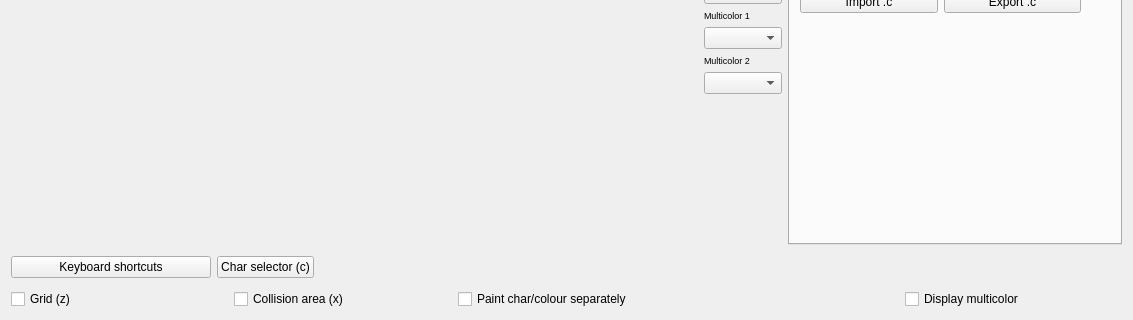
The window that source/trsedocuments/formimageeditor.ui (leuat/TRSE) describes before a commit, drawn with Qt 5; both pictures show x 0 to 1133 and y 280 to 600 of the 1133 by 600 pixel window.
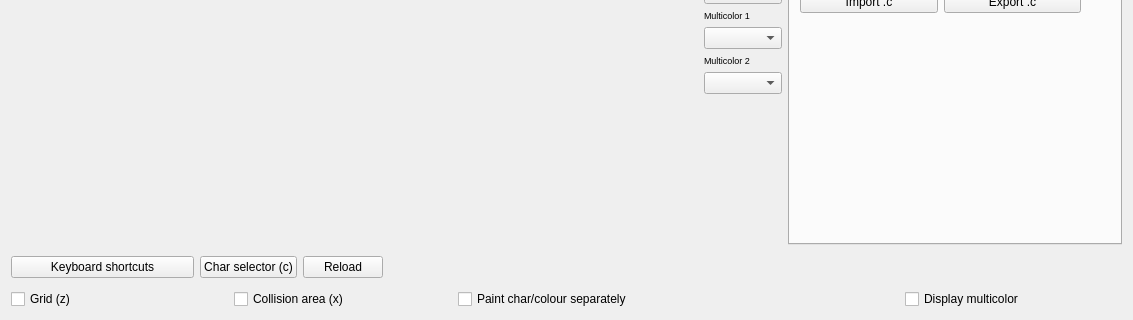
The same window after the commit. The open tabs and pages were chosen to show the change. Icons and pictures are not drawn. Custom widgets are drawn as their Qt base class.

```diff
--- a/source/trsedocuments/formimageeditor.ui
+++ b/source/trsedocuments/formimageeditor.ui
@@ -1013,7 +1013,7 @@
     </layout>
    </item>
    <item row="1" column="0">
-    <layout class="QHBoxLayout" name="horizontalLayout_3" stretch="1,0,4">
+    <layout class="QHBoxLayout" name="horizontalLayout_3" stretch="1,0,0,4">
      <item>
       <widget class="QPushButton" name="btnHelpImage">
        <property name="text">
@@ -1028,6 +1028,13 @@
        </property>
       </widget>
      </item>
+     <item>
+      <widget class="QPushButton" name="pushButton">
+       <property name="text">
+        <string>Reload</string>
+       </property>
+      </widget>
+     </item>
      <item>
       <widget class="QLabel" name="lblMode">
        <property name="text">
```
Left out of the diff: 2 changed lines with no effect on the pictures.
